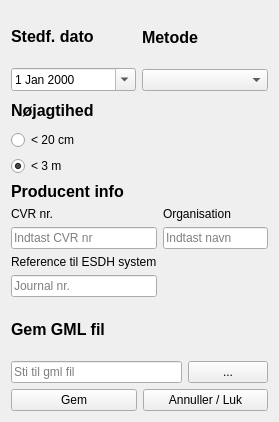
Old version of the form tinglysning_gml_dialog_base.ui in the repository danielarnason/TinglysningGml.
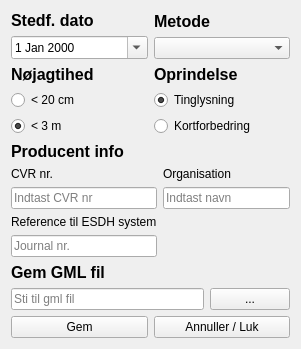
New version of the form.

Commit message: Oprindelse tilføjet i GUI

```diff
--- a/tinglysning_gml_dialog_base.ui
+++ b/tinglysning_gml_dialog_base.ui
@@ -6,8 +6,8 @@
    <rect>
     <x>0</x>
     <y>0</y>
-    <width>279</width>
-    <height>422</height>
+    <width>301</width>
+    <height>346</height>
    </rect>
   </property>
   <property name="windowTitle">
@@ -39,34 +39,16 @@
      </item>
     </layout>
    </item>
-   <item row="0" column="1">
-    <layout class="QGridLayout" name="gridLayout_3">
-     <item row="1" column="0">
-      <widget class="QComboBox" name="comboBox"/>
-     </item>
-     <item row="0" column="0">
-      <widget class="QLabel" name="label_9">
-       <property name="font">
-        <font>
-         <pointsize>12</pointsize>
-         <weight>75</weight>
-         <bold>true</bold>
-        </font>
-       </property>
-       <property name="text">
-        <string>Metode</string>
-       </property>
-      </widget>
-     </item>
-    </layout>
-   </item>
-   <item row="1" column="0">
+   <item row="2" column="0">
     <layout class="QGridLayout" name="gridLayout_2">
      <item row="2" column="0">
       <widget class="QRadioButton" name="radioButton">
        <property name="text">
         <string>&lt; 20 cm</string>
        </property>
+       <attribute name="buttonGroup">
+        <string notr="true">buttonGroup</string>
+       </attribute>
       </widget>
      </item>
      <item row="3" column="0">
@@ -77,6 +59,9 @@
        <property name="checked">
         <bool>true</bool>
        </property>
+       <attribute name="buttonGroup">
+        <string notr="true">buttonGroup</string>
+       </attribute>
       </widget>
      </item>
      <item row="0" column="0">
@@ -95,7 +80,99 @@
      </item>
     </layout>
    </item>
-   <item row="2" column="0" colspan="2">
+   <item row="0" column="1">
+    <layout class="QGridLayout" name="gridLayout_3">
+     <item row="1" column="0">
+      <widget class="QComboBox" name="comboBox"/>
+     </item>
+     <item row="0" column="0">
+      <widget class="QLabel" name="label_9">
+       <property name="font">
+        <font>
+         <pointsize>12</pointsize>
+         <weight>75</weight>
+         <bold>true</bold>
+        </font>
+       </property>
+       <property name="text">
+        <string>Metode</string>
+       </property>
+      </widget>
+     </item>
+    </layout>
+   </item>
+   <item row="2" column="1">
+    <layout class="QVBoxLayout" name="verticalLayout">
+     <item>
+      <widget class="QLabel" name="label_3">
+       <property name="font">
+        <font>
+         <pointsize>12</pointsize>
+         <weight>75</weight>
+         <bold>true</bold>
+        </font>
+       </property>
+       <property name="text">
+        <string>Oprindelse</string>
+       </property>
+      </widget>
+     </item>
+     <item>
+      <widget class="QRadioButton" name="radioButton_3">
+       <property name="text">
+        <string>Tinglysning</string>
+       </property>
+       <property name="checked">
+        <bool>true</bool>
+       </property>
+      </widget>
+     </item>
+     <item>
+      <widget class="QRadioButton" name="radioButton_4">
+       <property name="text">
+        <string>Kortforbedring</string>
+       </property>
+      </widget>
+     </item>
+    </layout>
+   </item>
+   <item row="4" column="0" colspan="2">
+    <layout class="QGridLayout" name="gridLayout_6">
+     <item row="0" column="0">
+      <widget class="QLabel" name="label_8">
+       <property name="font">
+        <font>
+         <pointsize>12</pointsize>
+         <weight>75</weight>
+         <bold>true</bold>
+        </font>
+       </property>
+       <property name="text">
+        <string>Gem GML fil</string>
+       </property>
+      </widget>
+     </item>
+     <item row="1" column="0">
+      <layout class="QHBoxLayout" name="horizontalLayout">
+       <item>
+        <widget class="QLineEdit" name="lineEdit_4">
+         <property name="placeholderText">
+          <string>Sti til gml fil</string>
+         </property>
+        </widget>
+       </item>
+       <item>
+        <widget class="QPushButton" name="pushButton_3">
+         <property name="text">
+          <string>...</string>
+         </property>
+        </widget>
+       </item>
+      </layout>
+     </item>
+    </layout>
+   </item>
+   <item row="3" column="0" colspan="2">
     <layout class="QGridLayout" name="gridLayout_5">
      <item row="0" column="0">
       <widget class="QLabel" name="label_4">
@@ -165,43 +242,7 @@
      </item>
     </layout>
    </item>
-   <item row="3" column="0" colspan="2">
-    <layout class="QGridLayout" name="gridLayout_6">
-     <item row="0" column="0">
-      <widget class="QLabel" name="label_8">
-       <property name="font">
-        <font>
-         <pointsize>12</pointsize>
-         <weight>75</weight>
-         <bold>true</bold>
-        </font>
-       </property>
-       <property name="text">
-        <string>Gem GML fil</string>
-       </property>
-      </widget>
-     </item>
-     <item row="1" column="0">
-      <layout class="QHBoxLayout" name="horizontalLayout">
-       <item>
-        <widget class="QLineEdit" name="lineEdit_4">
-         <property name="placeholderText">
-          <string>Sti til gml fil</string>
-         </property>
-        </widget>
-       </item>
-       <item>
-        <widget class="QPushButton" name="pushButton_3">
-         <property name="text">
-          <string>...</string>
-         </property>
-        </widget>
-       </item>
-      </layout>
-     </item>
-    </layout>
-   </item>
-   <item row="4" column="0" colspan="2">
+   <item row="5" column="0" colspan="2">
     <layout class="QHBoxLayout" name="horizontalLayout_2">
      <item>
       <widget class="QPushButton" name="pushButton">
```
Left out of the diff: 3 changed lines with no effect on the pictures.
